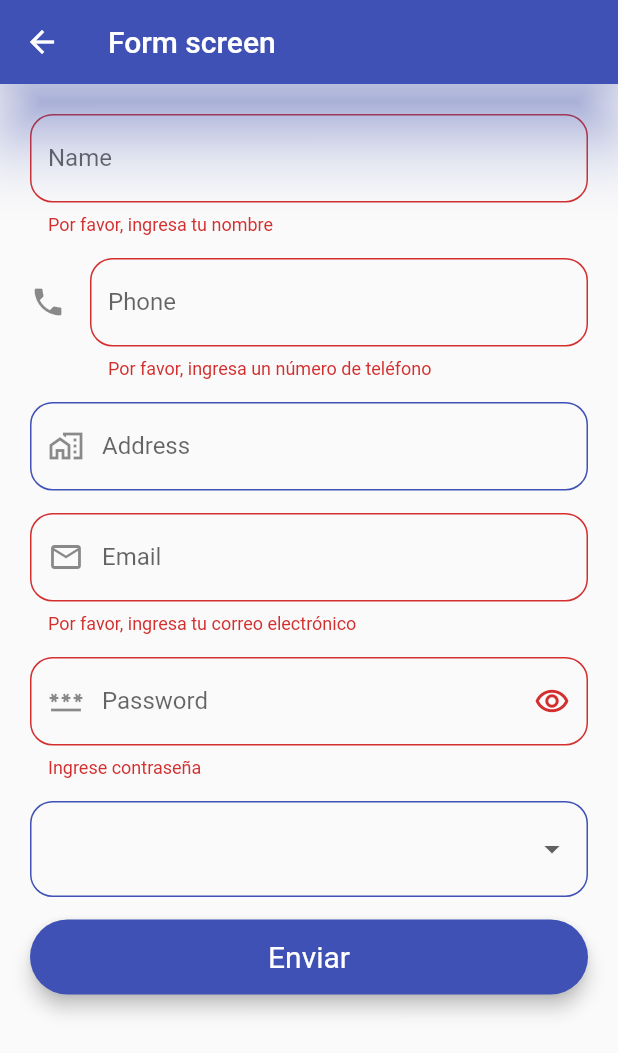
After one commit to aaronshdev/Flutter-widgets, a Flutter app: the FormScreen screen opened by its route, after a tap on "Enviar", on a phone screen of 412 x 824 dp. The commit adds this screen. Shown: the top 1053 px of the screen. Run offline on Flutter 3.47's test engine with Material 2 defaults, Android fonts, the phone set to English and light mode, and no system bars.

Commit message:
form add

```diff
--- /dev/null
+++ b/lib/components/funtions_input.dart
@@ -0,0 +1,97 @@
+import 'package:flutter/material.dart';
+
+Color getColor(fill, focus) {
+  if (fill) {
+    return Colors.black;
+  }
+  return focus.hasFocus ? Colors.black : Colors.grey;
+}
+
+// validated(value, String? validatedPass) {
+//   RegExp exp = RegExp(
+//       r'^(?=.*[a-zñ])(?=.*[A-ZÑ])(?=.*\d)(?=.*[@$#&])([A-Za-zñÑ\d@$#&]){8,16}$$');
+//   if (validatedPass == null) {
+//     if (value!.isEmpty) {
+//       return "Meter datos";
+//     } else if (!exp.hasMatch(value)) {
+//       return "error";
+//     }
+//   } else if (value != validatedPass) {
+//     return "No coinciden";
+//   }
+// }
+IconData eyeIcon(visible) {
+  if (!visible) {
+    return Icons.remove_red_eye_outlined;
+  }
+  return Icons.disabled_visible;
+}
+
+passwordvalidate(value) {
+  RegExp exp = RegExp
+  (r'^(?=.*[a-zñ])(?=.*[A-ZÑ])(?=.*\d)(?=.*[@$#&])([A-Za-zñÑ\d@$#&]){8,16}$$');
+
+  if (value!.isEmpty) {
+    return "Ingrese contraseña";
+  } else if (!exp.hasMatch(value)) {
+    return "Contraseña invalida";
+  }
+}
+
+String? emailValidate(value) {
+  if (value.isEmpty) {
+    return 'Por favor, ingresa tu correo electrónico';
+  }
+  if (!isValidEmail(value)) {
+    return 'Ingresa un correo electrónico válido';
+  }
+  return null;
+}
+
+bool isValidEmail(String value) {
+  // Expresión regular para validar el formato de correo electrónico
+  final emailRegex = RegExp(r'^[\w-\.]+@([\w-]+\.)+[\w-]{2,4}$');
+  return emailRegex.hasMatch(value);
+}
+
+bool isNumber(String value) {
+  // Validación utilizando expresión regular
+  return RegExp(r'^\d+$').hasMatch(value);
+}
+
+String? validatePhoneNumber(value) {
+  if (value.isEmpty) {
+    return 'Por favor, ingresa un número de teléfono';
+  }
+  // Validación adicional, por ejemplo, longitud o formato específico
+  // Puedes utilizar expresiones regulares u otras técnicas para validar el número de teléfono
+
+  // Ejemplo de validación de longitud mínima de 10 dígitos
+  if (value.length < 10) {
+    return 'El número de teléfono debe tener al menos 10 dígitos';
+  }
+  if (!isNumber(value)) {
+    return 'Ingrese numero valido';
+  }
+  return null; // El número de teléfono es válido
+}
+
+String? validateName(value) {
+  if (value.isEmpty) {
+    return 'Por favor, ingresa tu nombre';
+  }
+
+  // Validación adicional, por ejemplo, longitud o caracteres permitidos
+
+  // Ejemplo de validación de longitud mínima de 2 caracteres
+  if (value.length < 2) {
+    return 'El nombre debe tener al menos 2 caracteres';
+  }
+
+  // Ejemplo de validación de caracteres permitidos utilizando una expresión regular
+  if (!RegExp(r'^[a-zA-Z ]+$').hasMatch(value)) {
+    return 'El nombre solo puede contener letras y espacios';
+  }
+
+  return null; // El nombre es válido
+}
--- a/lib/main.dart
+++ b/lib/main.dart
@@ -1,4 +1,3 @@
-import 'package:fl_components/screens/card_screen.dart';
 import 'package:fl_components/themes/app_theme.dart';
 import 'package:flutter/material.dart';
 import 'package:fl_components/router/app_routes.dart';
--- a/lib/router/app_routes.dart
+++ b/lib/router/app_routes.dart
@@ -27,6 +27,11 @@ class AppRoutes {
         name: 'Animated screen',
         screen: const Animated(),
         icon: Icons.category),
+    MenuOption(
+        route: 'form',
+        name: 'Form screen',
+        screen: const FormScreen(),
+        icon: Icons.list_alt_outlined),
   ];
 
   static Map<String, Widget Function(BuildContext)> getAppRoutes() {
--- /dev/null
+++ b/lib/screens/form.dart
@@ -0,0 +1,113 @@
+import 'package:fl_components/components/funtions_input.dart';
+import 'package:fl_components/widgets/widgets.dart';
+import 'package:flutter/material.dart';
+
+class FormScreen extends StatelessWidget {
+  const FormScreen({Key? key}) : super(key: key);
+
+  @override
+  Widget build(BuildContext context) {
+    const padding = EdgeInsets.all(20.0);
+    const margin = EdgeInsets.only(bottom: 15);
+    const helperText = "Usar caracteres y numeros";
+    final GlobalKey<FormState> formKey = GlobalKey<FormState>();
+    final Map<String, String> formValues = {
+      "name"  : "",
+      "phone" :"",
+      "addres": "",
+      "mail"  :"",
+      "password": ""
+    };
+    return Scaffold(
+      appBar: AppBar(
+        title: const Text('Form screen'),
+      ),
+      body: GestureDetector(
+
+        onTap: () => FocusScope.of(context).requestFocus(FocusNode()),
+        child: SingleChildScrollView(
+            child: Padding(
+                  padding: padding,
+                  child: Form(
+            key: formKey,
+            child: Column(
+              children: [
+                Padding(
+                  padding: margin,
+                  child: NameInput(
+                    name: 'Name',
+                    inputType: TextInputType.name,
+                    function: (value) => validateName(value), formProperty: 'name', formValues: formValues,
+                  ),
+                ),
+                Padding(
+                  padding: margin,
+                  child: NameInput(
+                    name: 'Phone',
+                    inputType: TextInputType.phone,
+                    icon: Icons.phone,
+                    function: (value) => validatePhoneNumber(value),
+                    formProperty: 'PHONE', formValues: formValues
+                  ),
+                ),
+                Padding(
+                  padding: margin,
+                  child: NameInput(
+                    name: 'Address',
+                    inputType: TextInputType.streetAddress,
+                    prefixIcon: Icons.maps_home_work_outlined,
+                    formProperty: 'addres', formValues: formValues
+                  ),
+                ),
+                Padding(
+                  padding: margin,
+                  child: NameInput(
+                    name: 'Email',
+                    inputType: TextInputType.emailAddress,
+                    prefixIcon: Icons.mail_outlined,
+                    function: (value) => emailValidate(value),
+                    formProperty: 'mail', formValues: formValues
+                  ),
+                ),
+                Padding(
+                  padding: margin,
+                  child: NameInput(
+                      name: 'Password',
+                      inputType: TextInputType.visiblePassword,
+                      sufixIcon: Icons.remove_red_eye_outlined,
+                      prefixIcon: Icons.password_outlined,
+                      obscureText: false,
+                      helperText: helperText,
+                      function: (value) => passwordvalidate(value),
+                      formProperty: 'password', formValues: formValues
+                      ),
+                ),
+                Padding(
+                  padding: margin,
+                  child: DropdownButtonFormField(
+                  items: const [
+                    DropdownMenuItem(value: 'User', child: Text('User'),),
+                    DropdownMenuItem(value: 'Owner', child: Text('Owner'),),
+                    DropdownMenuItem(value: 'Worker', child: Text('Worker'),),
+                  ],
+                  onChanged: (value) {  },
+                ),
+                ),
+                ElevatedButton(
+                  child: const Text('Enviar'),
+                  onPressed: () {
+                    FocusScope.of(context).requestFocus(FocusNode());
+                    if (formKey.currentState!.validate()) {
+                      print(formValues);
+                      return;
+                    }
+                  },
+                )
+              ],
+            ),
+                  ),
+                )),
+      ),
+    );
+  }
+}
--- a/lib/screens/screens.dart
+++ b/lib/screens/screens.dart
@@ -1,5 +1,8 @@
+
+
 
 export 'package:fl_components/screens/alert_screen.dart';
 export 'package:fl_components/screens/animated.dart';
 export 'package:fl_components/screens/card_screen.dart';
+export 'package:fl_components/screens/form.dart';
 export 'package:fl_components/screens/listviewMenu_screen.dart';
--- a/lib/themes/app_theme.dart
+++ b/lib/themes/app_theme.dart
@@ -6,29 +6,42 @@ class AppTheme {
   static final ThemeData lightTheme = ThemeData.light().copyWith(
       primaryColor: Colors.indigo,
       appBarTheme: const AppBarTheme(
-        color: primary, elevation: 20, shadowColor: Colors.indigoAccent
-      ),
+          color: primary, elevation: 20, shadowColor: Colors.indigoAccent),
       textButtonTheme: TextButtonThemeData(
-        style: TextButton.styleFrom(foregroundColor: primary)
-      ),
+          style: TextButton.styleFrom(foregroundColor: primary)),
       cardTheme: CardTheme(
           shadowColor: AppTheme.primary.withOpacity(0.5),
-        shape: RoundedRectangleBorder(borderRadius: BorderRadius.circular(15))
-      ),
+          shape:
+              RoundedRectangleBorder(borderRadius: BorderRadius.circular(15))),
       floatingActionButtonTheme:
           const FloatingActionButtonThemeData(backgroundColor: primary),
       elevatedButtonTheme: ElevatedButtonThemeData(
           style: ElevatedButton.styleFrom(
+              textStyle: const TextStyle(fontSize: 20),
               backgroundColor: primary,
+              minimumSize: const Size(double.infinity, 50.0),
               // foregroundColor: primary,
               shape: const StadiumBorder(),
-          elevation: 5
+              elevation: 5)),
+
+      inputDecorationTheme: InputDecorationTheme(
+        border: OutlineInputBorder(
+          borderRadius: BorderRadius.circular(15),
+          borderSide: BorderSide(color: Colors.black)
+          ),
+        enabledBorder: OutlineInputBorder(
+          borderRadius: BorderRadius.circular(15),
+          borderSide: BorderSide(color: primary)
+          ),
+        focusedBorder: OutlineInputBorder(
+          borderRadius: BorderRadius.circular(15),
+          borderSide: BorderSide(color: primary)
           )
       ),
+
       dialogTheme: DialogTheme(
-        shape: RoundedRectangleBorder(borderRadius: BorderRadius.circular(25))
-      )
-  );
+          shape:
+              RoundedRectangleBorder(borderRadius: BorderRadius.circular(25))));
 
   static final ThemeData darkTheme = ThemeData.dark().copyWith(
       primaryColor: Colors.black87,
--- /dev/null
+++ b/lib/widgets/name_input.dart
@@ -0,0 +1,47 @@
+import 'package:flutter/material.dart';
+import 'package:fl_components/components/funtions_input.dart';
+
+class NameInput extends StatelessWidget {
+  final String? name;
+  final IconData? icon;
+  final IconData? prefixIcon;
+  final IconData? sufixIcon;
+  final TextInputType? inputType;
+  final bool obscureText;
+  final String? helperText;
+  final String? Function(String?)? function;
+  final String formProperty;
+  final Map<String, String> formValues;
+
+  const NameInput({
+    Key? key,
+    this.icon,
+    this.name,
+    this.inputType,
+    this.obscureText = false,
+    this.sufixIcon,
+    this.prefixIcon,
+    this.helperText,
+    this.function, required this.formProperty, required this.formValues,
+  }) : super(key: key);
+
+  @override
+  Widget build(BuildContext context) {
+    return TextFormField(
+      keyboardType: inputType,
+      autofocus: true,
+      obscureText: obscureText,
+      textCapitalization: TextCapitalization.words,
+      autovalidateMode: AutovalidateMode.onUserInteraction,
+      validator: function,
+      onChanged: (value) => formValues[formProperty]= value,
+      decoration: InputDecoration(
+          helperText: helperText,
+          hintText: name,
+          labelText: name,
+          icon: icon == null ? null : Icon(icon),
+          prefixIcon: prefixIcon == null ? null : Icon(prefixIcon),
+          suffixIcon: sufixIcon == null ? null : Icon(sufixIcon)),
+    );
+  }
+}
--- a/lib/widgets/widgets.dart
+++ b/lib/widgets/widgets.dart
@@ -1,2 +1,4 @@
+
+export 'package:fl_components/widgets/custom_card_image.dart';
 export 'package:fl_components/widgets/custom_card.dart';
-export 'package:fl_components/widgets/custom_card_image.dart';
+export 'package:fl_components/widgets/name_input.dart';
```
Lines whose indentation alone changed are shown as unchanged.
